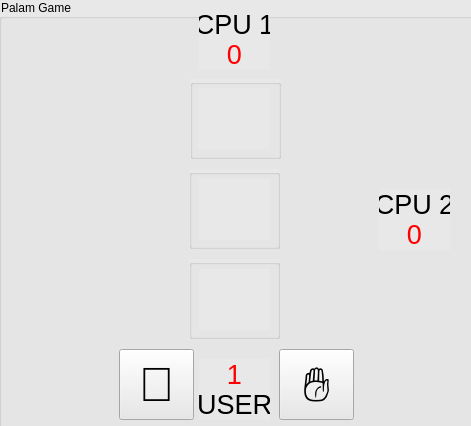
This is game/game.ui in danielnv051/Assignment-20 as Qt 5 draws it before an edit. The edited form follows.
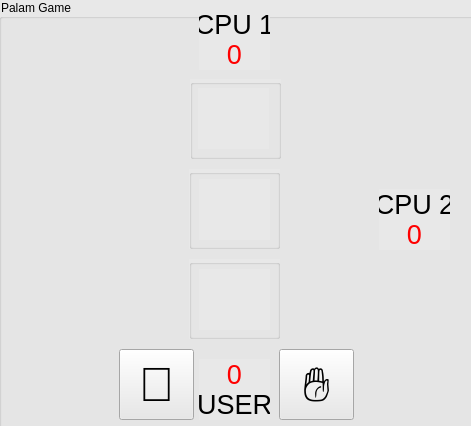
This is the edited form.

The edit to the form file:
```diff
--- a/game/game.ui
+++ b/game/game.ui
@@ -263,7 +263,7 @@
       <string notr="true">color:rgb(255, 0, 0)</string>
      </property>
      <property name="text">
-      <string>1</string>
+      <string>0</string>
      </property>
      <property name="alignment">
       <set>Qt::AlignCenter</set>
```
